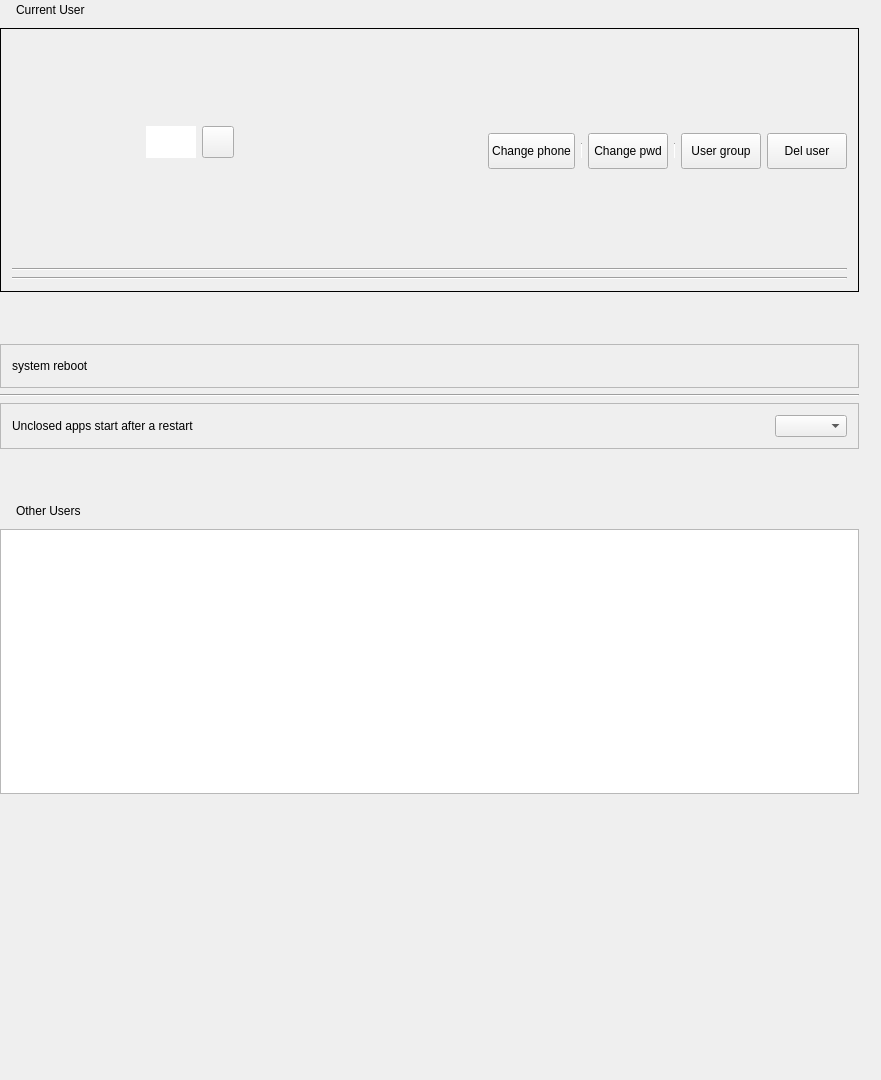
Old version of the form plugins/account/userinfo_intel/userinfo_intel.ui in the repository ukui/ukui-control-center.
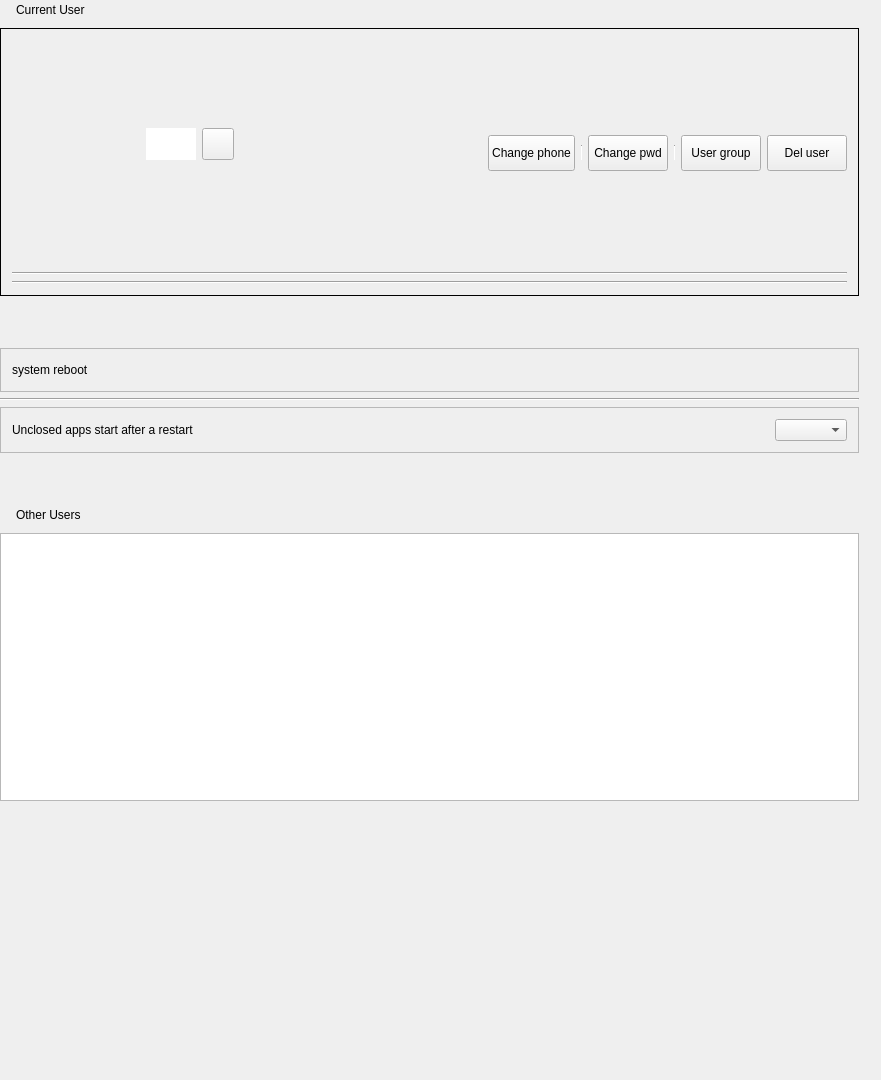
New version of the form.

Commit message:
fix(moudlepage): change the margin of moudle
Description: change the margin of moudle

Log: 修改模块边距

Diff of the .ui file:
```diff
--- a/plugins/account/userinfo_intel/userinfo_intel.ui
+++ b/plugins/account/userinfo_intel/userinfo_intel.ui
@@ -26,12 +26,18 @@
    <string notr="true">UserInfo</string>
   </property>
   <layout class="QVBoxLayout" name="verticalLayout_10">
+   <property name="spacing">
+    <number>0</number>
+   </property>
    <property name="leftMargin">
     <number>0</number>
    </property>
    <property name="topMargin">
     <number>0</number>
    </property>
+   <property name="bottomMargin">
+    <number>0</number>
+   </property>
    <item>
     <layout class="QHBoxLayout" name="horizontalLayout_2">
      <item>
```
The commit also changes 15 other files.
